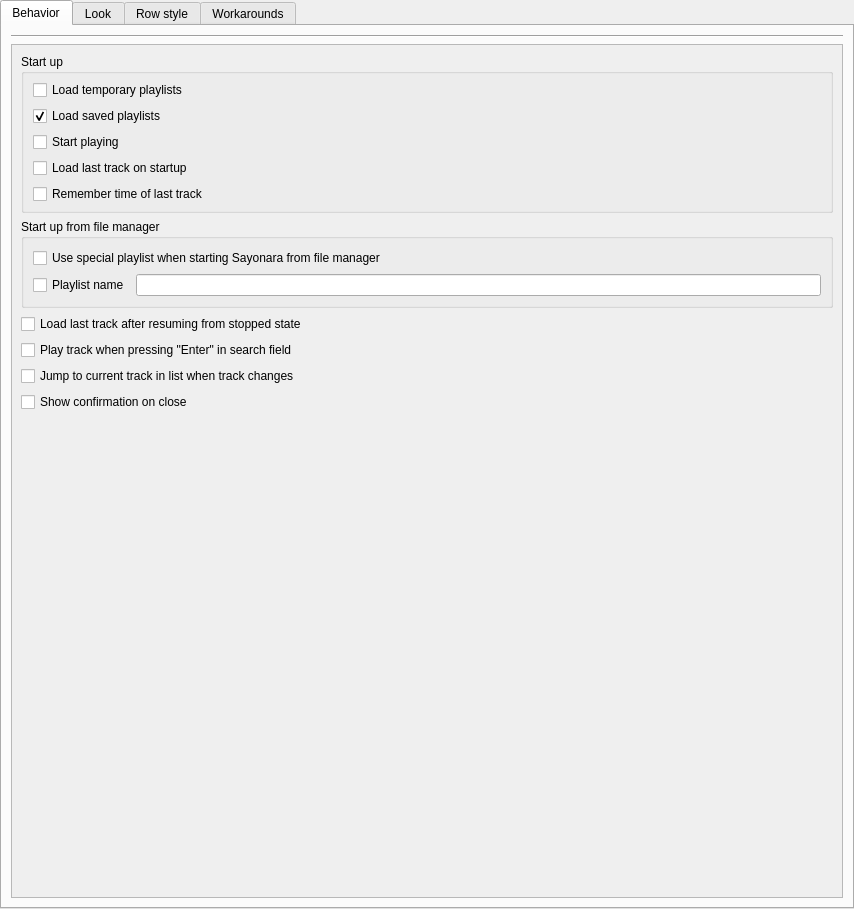
First picture: the form in src/Gui/Preferences/Playlist/GUI_PlaylistPreferences.ui, repository Inferno214221/sayonara-player, before the edit.
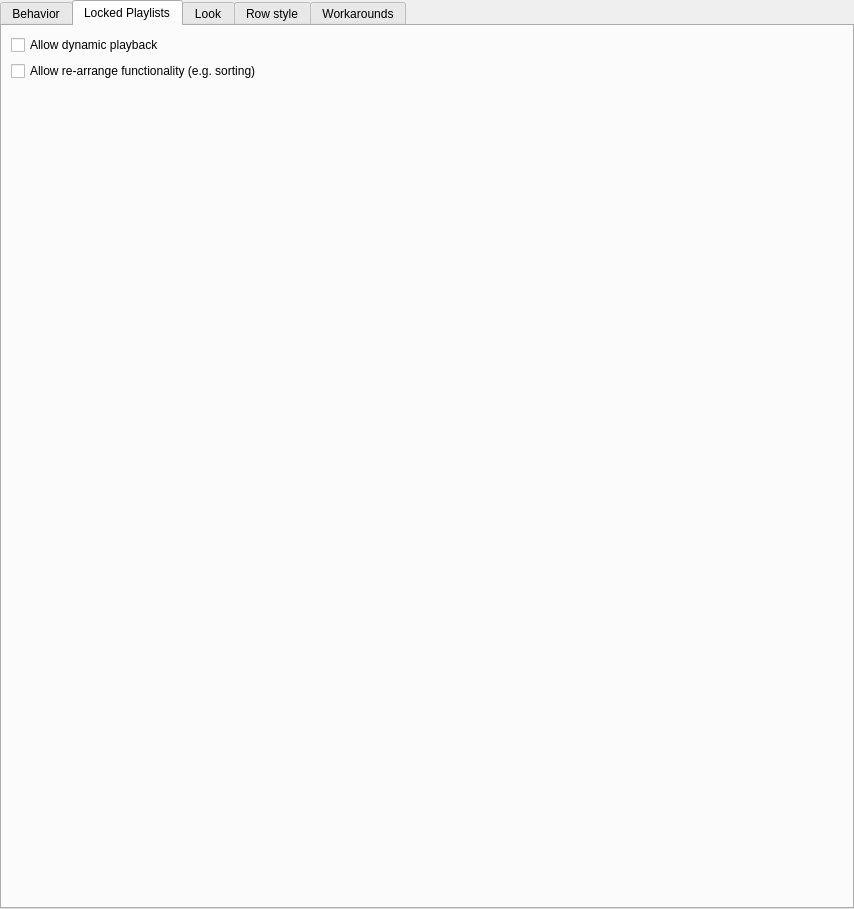
Second picture: the form after the edit. The open tabs and pages were chosen to show the change.

Commit message: Playlist: add settings for locked playlist exceptions

```diff
--- a/src/Gui/Preferences/Playlist/GUI_PlaylistPreferences.ui
+++ b/src/Gui/Preferences/Playlist/GUI_PlaylistPreferences.ui
@@ -191,6 +191,40 @@
        </item>
       </layout>
      </widget>
+     <widget class="QWidget" name="tab_5">
+      <attribute name="title">
+       <string>Locked Playlists</string>
+      </attribute>
+      <layout class="QVBoxLayout" name="verticalLayout_3">
+       <item>
+        <widget class="QCheckBox" name="cbAllowDynamicPlayback">
+         <property name="text">
+          <string>Allow dynamic playback</string>
+         </property>
+        </widget>
+       </item>
+       <item>
+        <widget class="QCheckBox" name="cbAllowRearrange">
+         <property name="text">
+          <string>Allow re-arrange functionality (e.g. sorting)</string>
+         </property>
+        </widget>
+       </item>
+       <item>
+        <spacer name="verticalSpacer_5">
+         <property name="orientation">
+          <enum>Qt::Vertical</enum>
+         </property>
+         <property name="sizeHint" stdset="0">
+          <size>
+           <width>20</width>
+           <height>40</height>
+          </size>
+         </property>
+        </spacer>
+       </item>
+      </layout>
+     </widget>
      <widget class="QWidget" name="tab_2">
       <attribute name="title">
        <string>Look</string>
```
The commit also changes 4 other files.
